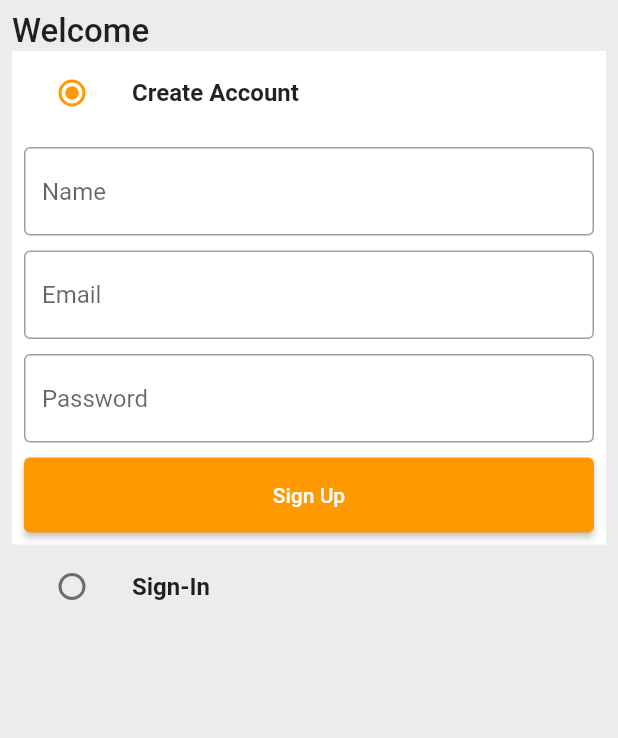
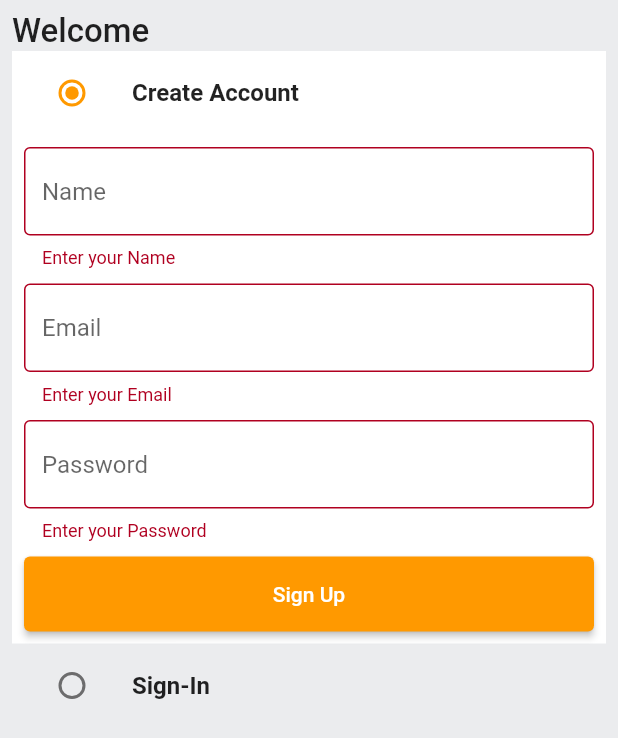
Before and after one commit to Briankurtish/flutter_amazon_clone, a Flutter app: the screen it shows after launch, after a tap on "Sign Up", on a phone screen of 412 x 824 dp. Shown: the top 738 px of the screen. Run offline on Flutter 3.47's test engine with Material 2 defaults, Android fonts, the phone set to English and light mode, and no system bars.

```diff
--- a/amazon_clone/lib/common/widgets/custom_textfield.dart
+++ b/amazon_clone/lib/common/widgets/custom_textfield.dart
@@ -25,7 +25,12 @@ class CustomTextField extends StatelessWidget {
           ),
         ),
       ),
-      validator: (val) {},
+      validator: (val) {
+        if (val == null || val.isEmpty) {
+          return 'Enter your $hintText';
+        }
+        return null;
+      },
     );
   }
 }
--- a/amazon_clone/lib/constants/global_variables.dart
+++ b/amazon_clone/lib/constants/global_variables.dart
@@ -1,4 +1,6 @@
 import 'package:flutter/material.dart';
+
+String uri = 'http://192.168.1.103:3000';
 
 class GlobalVariables {
   // COLORS
--- a/amazon_clone/lib/features/auth/screens/auth_screen.dart
+++ b/amazon_clone/lib/features/auth/screens/auth_screen.dart
@@ -1,3 +1,4 @@
+import 'package:amazon_clone/features/auth/services/auth_service.dart';
 import 'package:flutter/material.dart';
 
 import '../../../common/widgets/custom_button.dart';
@@ -21,7 +22,7 @@ class _AuthScreenState extends State<AuthScreen> {
   Auth _auth = Auth.signup;
   final _signUpFormKey = GlobalKey<FormState>();
   final _signInFormKey = GlobalKey<FormState>();
-
+  final AuthService authService = AuthService();
   final TextEditingController _emailController = TextEditingController();
   final TextEditingController _passwordController = TextEditingController();
   final TextEditingController _nameController = TextEditingController();
@@ -33,6 +34,14 @@ class _AuthScreenState extends State<AuthScreen> {
     _emailController.dispose();
     _passwordController.dispose();
     _nameController.dispose();
+  }
+
+  void signUpUser() {
+    authService.signUpUser(
+        context: context,
+        email: _emailController.text,
+        password: _passwordController.text,
+        name: _nameController.text);
   }
 
   @override
@@ -101,7 +110,11 @@ class _AuthScreenState extends State<AuthScreen> {
                         const SizedBox(height: 10),
                         CustomButton(
                           text: "Sign Up",
-                          onTap: () {},
+                          onTap: () {
+                            if (_signUpFormKey.currentState!.validate()) {
+                              signUpUser();
+                            }
+                          },
                         ),
                       ],
                     ),
--- a/amazon_clone/lib/features/auth/services/auth_service.dart
+++ b/amazon_clone/lib/features/auth/services/auth_service.dart
@@ -1 +1,49 @@
-class AuthService {}
+import 'package:amazon_clone/constants/global_variables.dart';
+import 'package:flutter/material.dart';
+
+import '../../../constants/error_handling.dart';
+import '../../../constants/utils.dart';
+import '../../../models/user.dart';
+import 'package:http/http.dart' as http;
+
+class AuthService {
+  //sign in user
+
+  void signUpUser({
+    required BuildContext context,
+    required String email,
+    required String password,
+    required String name,
+  }) async {
+    try {
+      User user = User(
+        '',
+        name,
+        email,
+        password,
+        '',
+        '',
+        '',
+      );
+
+      http.Response res = await http.post(
+        Uri.parse("$uri/api/signup"),
+        body: user.toJson(),
+        headers: <String, String>{
+          'Content-Type': 'application/json; charset=UTF-8',
+        },
+      );
+
+      httpErrorHandle(
+        context: context,
+        response: res,
+        onSuccess: () {
+          showSnackBar(
+              context, 'Account Created! Login with the same credentials');
+        },
+      );
+    } catch (e) {
+      showSnackBar(context, e.toString());
+    }
+  }
+}
--- /dev/null
+++ b/amazon_clone/lib/models/user.dart
@@ -0,0 +1,51 @@
+// ignore_for_file: public_member_api_docs, sort_constructors_first
+import 'dart:convert';
+
+class User {
+  final String id;
+  final String name;
+  final String email;
+  final String password;
+  final String address;
+  final String type;
+  final String token;
+
+  User(
+    this.id,
+    this.name,
+    this.email,
+    this.password,
+    this.address,
+    this.token,
+    this.type,
+  );
+
+  Map<String, dynamic> toMap() {
+    return <String, dynamic>{
+      'id': id,
+      'name': name,
+      'email': email,
+      'password': password,
+      'address': address,
+      'type': type,
+      'token': token,
+    };
+  }
+
+  factory User.fromMap(Map<String, dynamic> map) {
+    return User(
+      map['_id'] as String,
+      map['name'] as String,
+      map['email'] as String,
+      map['password'] as String,
+      map['address'] as String,
+      map['type'] as String,
+      map['token'] as String,
+    );
+  }
+
+  String toJson() => json.encode(toMap());
+
+  factory User.fromJson(String source) =>
+      User.fromMap(json.decode(source) as Map<String, dynamic>);
+}
--- a/amazon_clone/pubspec.yaml
+++ b/amazon_clone/pubspec.yaml
@@ -35,6 +35,7 @@ dependencies:
   # The following adds the Cupertino Icons font to your application.
   # Use with the CupertinoIcons class for iOS style icons.
   cupertino_icons: ^1.0.2
+  http: ^0.13.6
 
 dev_dependencies:
   flutter_test:
```
Also changed, not shown: amazon_clone/lib/constants/error_handling.dart (added, +25 -0 lines), amazon_clone/lib/constants/utils.dart (added, +9 -0 lines), amazon_clone/pubspec.lock.
